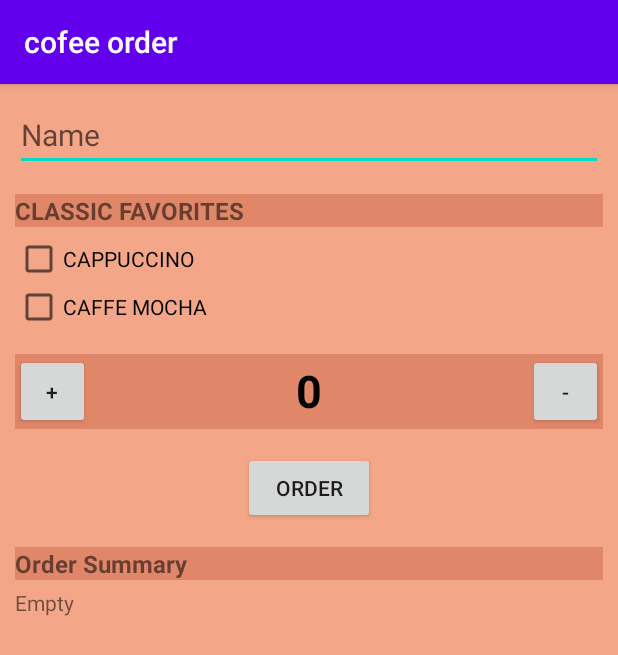
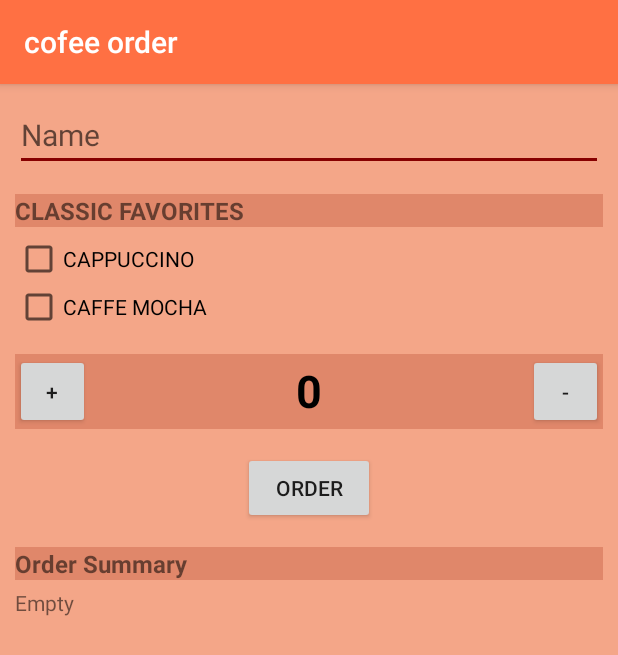
Before and after one commit to adityagalande/android-coffeeOrder, an Android app: the screen it shows after launch (MainActivity), on a phone screen of 412 x 824 dp. Shown: the top 655 px of the screen. Run offline under Robolectric (Android 15) with nearby library versions, the phone set to English and light mode, and no system bars.

Commit message:
colors.xml

```diff
--- a/app/src/main/res/values/colors.xml
+++ b/app/src/main/res/values/colors.xml
@@ -1,6 +1,6 @@
 <?xml version="1.0" encoding="utf-8"?>
 <resources>
-    <color name="colorPrimary">#6200EE</color>
-    <color name="colorPrimaryDark">#3700B3</color>
-    <color name="colorAccent">#03DAC5</color>
+    <color name="colorPrimary">#ff7043</color>
+    <color name="colorPrimaryDark">#c63f17</color>
+    <color name="colorAccent">#870000</color>
 </resources>
```
